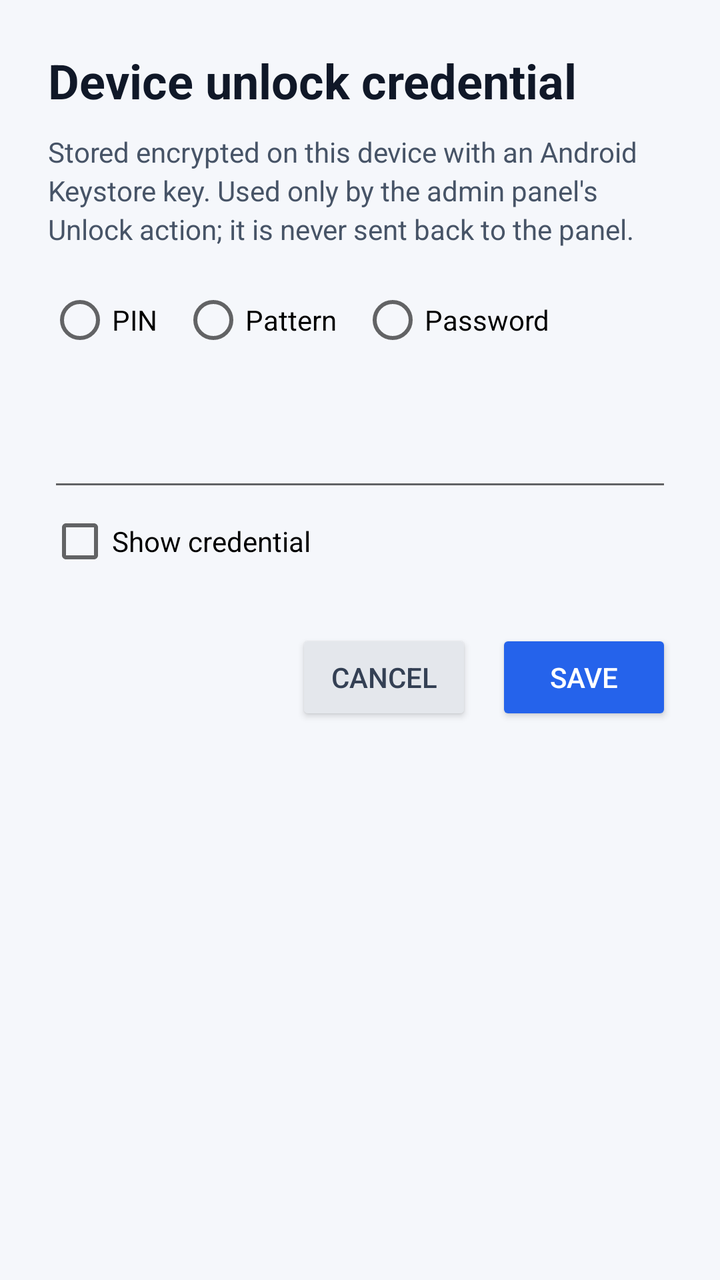
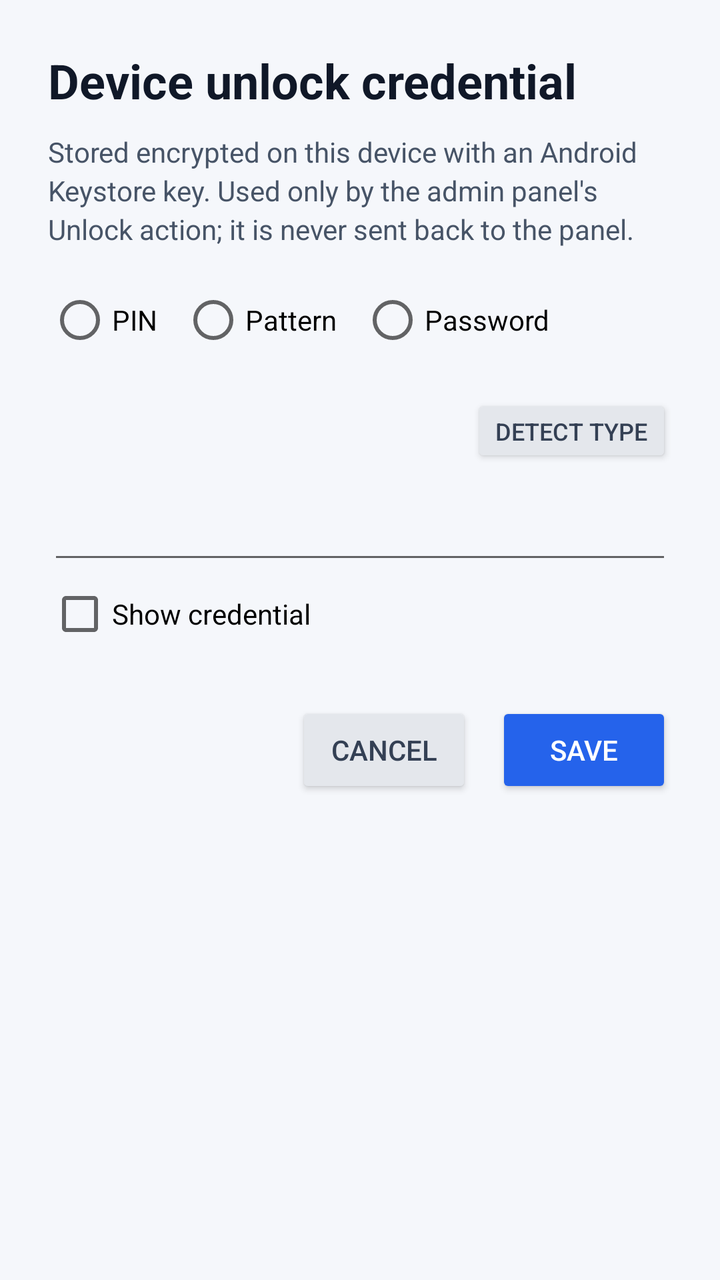

Two renders of the same Android screen: before a commit and after it. Below are the layout's source before the change and the commit's diff.
<!-- AndroidManifest.xml: activity theme Theme.RcAgent -->
<!-- res/layout/activity_enroll_unlock.xml -->
<?xml version="1.0" encoding="utf-8"?>
<ScrollView xmlns:android="http://schemas.android.com/apk/res/android"
    android:layout_width="match_parent"
    android:layout_height="match_parent"
    android:background="#f5f7fb"
    android:fillViewport="true">

    <LinearLayout
        android:layout_width="match_parent"
        android:layout_height="wrap_content"
        android:orientation="vertical"
        android:padding="24dp">

        <TextView
            android:layout_width="match_parent"
            android:layout_height="wrap_content"
            android:text="@string/enroll_title"
            android:textColor="#101828"
            android:textSize="24sp"
            android:textStyle="bold" />

        <TextView
            android:layout_width="match_parent"
            android:layout_height="wrap_content"
            android:layout_marginTop="10dp"
            android:lineSpacingExtra="3dp"
            android:text="@string/enroll_description"
            android:textColor="#475467"
            android:textSize="14sp" />

        <RadioGroup
            android:id="@+id/enroll_type_group"
            android:layout_width="match_parent"
            android:layout_height="wrap_content"
            android:layout_marginTop="20dp"
            android:orientation="horizontal">

            <RadioButton
                android:id="@+id/enroll_type_pin"
                android:layout_width="wrap_content"
                android:layout_height="wrap_content"
                android:layout_marginEnd="12dp"
                android:text="@string/enroll_type_pin" />

            <RadioButton
                android:id="@+id/enroll_type_pattern"
                android:layout_width="wrap_content"
                android:layout_height="wrap_content"
                android:layout_marginEnd="12dp"
                android:text="@string/enroll_type_pattern" />

            <RadioButton
                android:id="@+id/enroll_type_password"
                android:layout_width="wrap_content"
                android:layout_height="wrap_content"
                android:text="@string/enroll_type_password" />
        </RadioGroup>

        <TextView
            android:id="@+id/enroll_detected_hint"
            android:layout_width="match_parent"
            android:layout_height="wrap_content"
            android:layout_marginTop="4dp"
            android:textColor="#667085"
            android:textSize="12.5sp" />

        <LinearLayout
            android:id="@+id/enroll_secret_group"
            android:layout_width="match_parent"
            android:layout_height="wrap_content"
            android:orientation="vertical">

            <EditText
                android:id="@+id/enroll_secret"
                android:layout_width="match_parent"
                android:layout_height="wrap_content"
                android:layout_marginTop="12dp"
                android:imeOptions="actionDone"
                android:importantForAutofill="no"
                android:inputType="textPassword"
                android:maxLength="64"
                android:singleLine="true"
                android:textSize="18sp" />

            <CheckBox
                android:id="@+id/enroll_show"
                android:layout_width="wrap_content"
                android:layout_height="wrap_content"
                android:layout_marginTop="4dp"
                android:text="@string/enroll_show" />
        </LinearLayout>

        <LinearLayout
            android:id="@+id/enroll_pattern_group"
            android:layout_width="match_parent"
            android:layout_height="wrap_content"
            android:layout_marginTop="12dp"
            android:orientation="vertical"
            android:visibility="gone">

            <TextView
                android:id="@+id/enroll_pattern_sequence"
                android:layout_width="match_parent"
                android:layout_height="wrap_content"
                android:text="@string/enroll_pattern_empty"
                android:textColor="#344054"
                android:textSize="14sp" />

            <com.acme.rc.device.PatternPadView
                android:id="@+id/enroll_pattern_pad"
                android:layout_width="match_parent"
                android:layout_height="wrap_content"
                android:layout_marginTop="8dp" />

            <Button
                android:id="@+id/enroll_pattern_clear"
                android:layout_width="wrap_content"
                android:layout_height="wrap_content"
                android:layout_gravity="end"
                android:backgroundTint="#e4e7ec"
                android:text="@string/enroll_pattern_clear"
                android:textColor="#344054" />
        </LinearLayout>

        <TextView
            android:id="@+id/enroll_error"
            android:layout_width="match_parent"
            android:layout_height="wrap_content"
            android:layout_marginTop="8dp"
            android:textColor="#b42318"
            android:textSize="13sp"
            android:visibility="gone" />

        <LinearLayout
            android:layout_width="match_parent"
            android:layout_height="wrap_content"
            android:layout_marginTop="28dp"
            android:gravity="end"
            android:orientation="horizontal">

            <Button
                android:id="@+id/enroll_cancel"
                android:layout_width="wrap_content"
                android:layout_height="wrap_content"
                android:backgroundTint="#e4e7ec"
                android:text="@string/enroll_cancel"
                android:textColor="#344054" />

            <Button
                android:id="@+id/enroll_save"
                android:layout_width="wrap_content"
                android:layout_height="wrap_content"
                android:layout_marginStart="12dp"
                android:backgroundTint="#2563eb"
                android:text="@string/enroll_save"
                android:textColor="#ffffff" />
        </LinearLayout>
    </LinearLayout>
</ScrollView>
<!-- resources referenced by this layout -->
<resources>
  <string name="enroll_cancel">Cancel</string>
  <string name="enroll_description">Stored encrypted on this device with an Android Keystore key. Used only by the admin panel\'s Unlock action; it is never sent back to the panel.</string>
  <string name="enroll_pattern_clear">Clear</string>
  <string name="enroll_pattern_empty">Draw your pattern.</string>
  <string name="enroll_save">Save</string>
  <string name="enroll_show">Show credential</string>
  <string name="enroll_title">Device unlock credential</string>
  <string name="enroll_type_password">Password</string>
  <string name="enroll_type_pattern">Pattern</string>
  <string name="enroll_type_pin">PIN</string>
  <style name="Theme.RcAgent" parent="android:Theme.Material.Light.NoActionBar" />
</resources>

<!-- the commit's change to res/layout/activity_enroll_unlock.xml (unified diff, before → after) -->
@@ -63,6 +63,17 @@
             android:layout_marginTop="4dp"
             android:textColor="#667085"
             android:textSize="12.5sp" />
+
+        <Button
+            android:id="@+id/enroll_detect_type"
+            android:layout_width="wrap_content"
+            android:layout_height="wrap_content"
+            android:layout_gravity="end"
+            android:backgroundTint="#e4e7ec"
+            android:minHeight="34dp"
+            android:text="@string/enroll_detect_type"
+            android:textColor="#344054"
+            android:textSize="12sp" />
 
         <LinearLayout
             android:id="@+id/enroll_secret_group"
<!-- resource entries referenced after the edit -->
@@ -2,6 +2,7 @@
 <resources>
   <string name="enroll_cancel">Cancel</string>
   <string name="enroll_description">Stored encrypted on this device with an Android Keystore key. Used only by the admin panel\'s Unlock action; it is never sent back to the panel.</string>
+  <string name="enroll_detect_type">Detect type</string>
   <string name="enroll_pattern_clear">Clear</string>
   <string name="enroll_pattern_empty">Draw your pattern.</string>
   <string name="enroll_save">Save</string>
